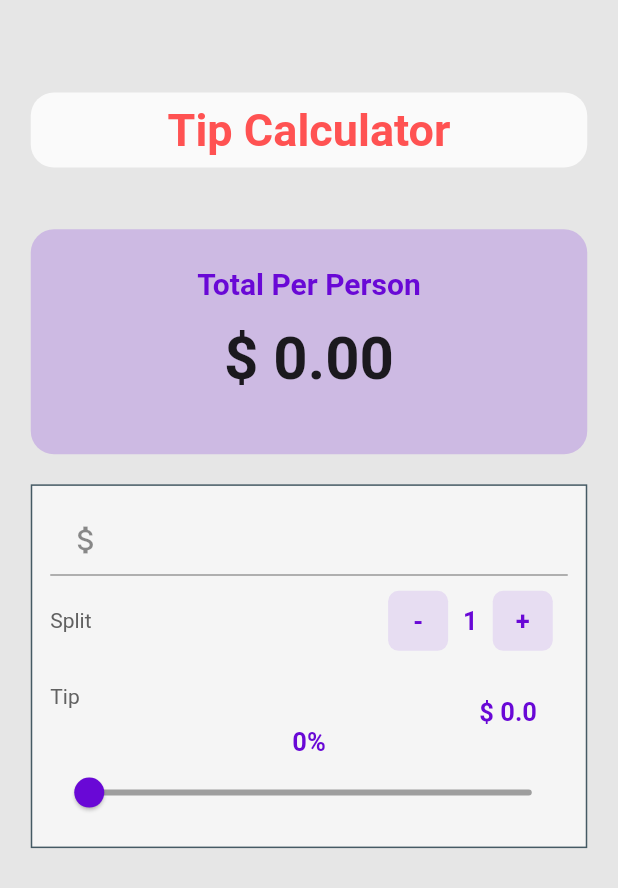
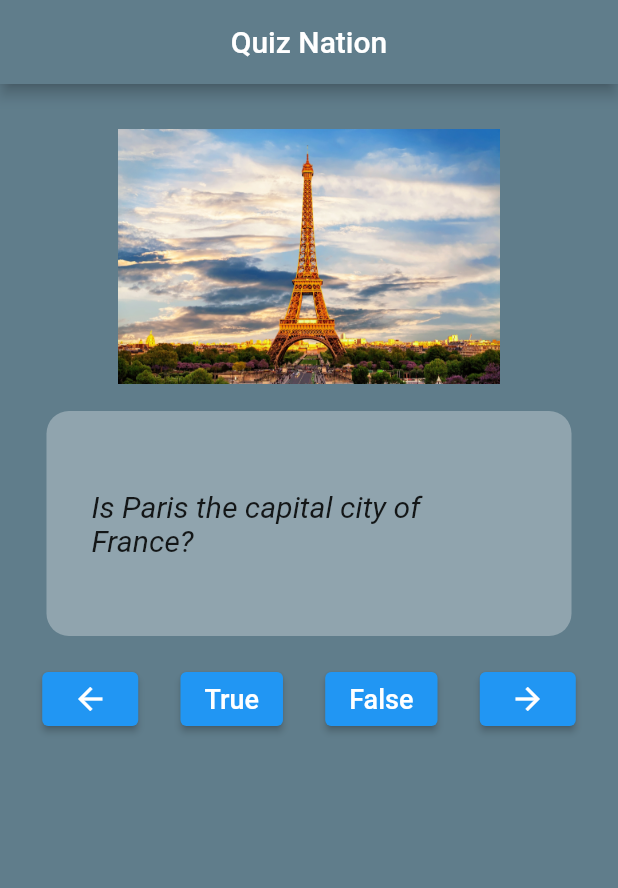
Before and after one commit to ChaurasiaP/BizCard-demo, a Flutter app: the screen it shows after launch, on a phone screen of 412 x 824 dp. Shown: the top 888 px of the screen. Run offline on Flutter 3.47's test engine with Material 2 defaults, Android fonts, the phone set to English and light mode, and no system bars.

Commit message:
added IMG folder, dependency in pubspec.yaml for Quiz App

```diff
--- a/lib/UI/home.dart
+++ b/lib/UI/home.dart
@@ -1,288 +1,146 @@
 import 'package:biz_card/Util/HexColor.dart';
 import 'package:flutter/material.dart';
+import '/model/Question.dart';
 
-class BillSplitter extends StatefulWidget {
-  const BillSplitter({super.key});
-
+class QuizApp extends StatefulWidget {
   @override
-  _BillSplitterState createState() => _BillSplitterState();
+  _QuizAppState createState() => _QuizAppState();
 }
 
-class _BillSplitterState extends State<BillSplitter> {
+class _QuizAppState extends State<QuizApp> {
+  int _currentQuestionIndex = 0;
 
-  int _tipPercentage = 0;
-  int _personCounter = 1;
-  double _billAmount = 0.0;
+  List questionBank = [
+    Question.name("Is Paris the capital city of France?", true),
+    Question.name(
+        "Did William Shakespeare write the play \"Romeo and Juliet\"?", true),
+    Question.name("Is Saturn known as the \"Red Planet\"?", false),
+    Question.name("Is the chemical symbol for water H2O?", true),
+    Question.name("Is the Blue Whale the largest mammal on Earth?", true),
+    Question.name("Did Picaso paint the Mona Lisa?", false),
+    Question.name("Is the currency of India the Rupee?", true),
+    Question.name(
+        "Did Albert Einstein develop the theory of relativity?", true),
+    Question.name(
+        "Is Mount Kiliminjaro the tallest mountain in the world?", false),
+    Question.name("Are there seven continents on Earth?", true),
+  ];
 
-  Color _purple = HexColor("#6908D6");
+  List imgList = [
+    Image.asset("img/1.jpg"),
+    Image.asset("img/2.jpg"),
+    Image.asset("img/3.jpg"),
+    Image.asset("img/4.jpg"),
+    Image.asset("img/5.jpg"),
+    Image.asset("img/6.jpg"),
+    Image.asset("img/7.png"),
+    Image.asset("img/8.jpg"),
+    Image.asset("img/9.jpg"),
+    Image.asset("img/10.jpg")
+  ];
 
   @override
   Widget build(BuildContext context) {
     return Scaffold(
+        appBar: AppBar(
+          title: Text("Quiz Nation"),
+          centerTitle: true,
+          backgroundColor: Colors.blueGrey,
+        ),
+        backgroundColor: Colors.blueGrey,
         body: Container(
-        alignment: Alignment.center,
-        color: Colors.black12.withOpacity(0.08),
-        child: ListView(
-          scrollDirection: Axis.vertical,
-          padding: EdgeInsets.all(20.5),
-          children: <Widget>[
-            Container(
-              width: 150,
-              height: 50,
-              margin: EdgeInsets.only(top: MediaQuery.of(context).size.height*0.05),
-              decoration: BoxDecoration(
-                borderRadius: BorderRadius.circular(15.5),
-                color: Colors.grey.shade50, //Colors.purpleAccent.shade100,
-              ),
-              alignment: Alignment.center,
-              child: Text("Tip Calculator", style: TextStyle(
-                  fontWeight: FontWeight.bold,
-                  fontSize: 30.0,
-                  color: Colors.redAccent),
-              ),),
-            // per person share display box
-            Container(
-              margin: EdgeInsets.only(top: MediaQuery.of(context).size.height*0.05),
-              width: 150,
-              height: 150,
-              decoration: BoxDecoration(
-                borderRadius: BorderRadius.circular(15.5),
-                color: _purple.withOpacity(0.2), //Colors.purpleAccent.shade100,
-              ),
-
-              child: Center(
-                child: Column(
-                    mainAxisAlignment: MainAxisAlignment.center,
-                    children: <Widget> [
-                      Text("Total Per Person", style: TextStyle(
-                          fontWeight: FontWeight.bold,
-                          fontSize: 20.0,
-                          color: _purple
-                      ),),
-                      Padding(
-                        padding: const EdgeInsets.all(15.0),
-                        child: Text("\$ ${calculateTotalTipPerPerson(_billAmount, _personCounter, _tipPercentage)}",style: TextStyle(
-                            fontWeight: FontWeight.bold,
-                            fontSize: 40.0
-                        ),),
-                      )
-                    ]
-
-                ),
-
-              ),
-
-            ),
-            // per person share display box ends
-
-            // enter bill amount widget, split, divide with share box
-            Container(
-              margin: EdgeInsets.only(top: 20.0),
-              padding: EdgeInsets.all(12.0),
-              decoration: BoxDecoration(
-                  color: Colors.white60,
-                  border: Border.all(
-                      color: Colors.blueGrey.shade700
-                  )
-
-              ),
             child: Column(
               children: <Widget>[
+                Center(
+                  child: Container(
+                      padding: EdgeInsets.only(top: 30.0),
+                      width: 300,
+                      height: 200,
+                      child: imgList[_currentQuestionIndex]),
+                ),
+                Container(
+                    decoration: BoxDecoration(
+                      color: Colors.white30,
+                      borderRadius: BorderRadius.circular(15.0),
+                    ),
+                    height: 150,
+                    width: 350,
+                    margin: EdgeInsets.all(18.0),
+                    padding: EdgeInsets.all(30.0),
+                    alignment: Alignment.center,
+                    child: Text(
+                      questionBank[_currentQuestionIndex].questionText,
+                      style: TextStyle(
+                        fontSize: 20,
+                        fontStyle: FontStyle.italic,
+                      ),
+                    )),
+                Row(
+                  mainAxisAlignment: MainAxisAlignment.spaceEvenly,
+                  children: <Widget>[
+                    ElevatedButton(
+                      onPressed: () => _prevQuestion(),
+                      child: Icon(Icons.arrow_back, color: Colors.white),
+                    ),
+                    ElevatedButton(
+                        onPressed: () => _checkAnswer(true),
+                        child: Text(
+                          "True",
+                          style: TextStyle(color: Colors.white, fontSize: 18),
+                        )),
+                    ElevatedButton(
+                        onPressed: () => _checkAnswer(false),
+                        child: Text(
+                          "False",
+                          style: TextStyle(color: Colors.white, fontSize: 18),
+                        )),
+                    ElevatedButton(
+                      onPressed: () => _nextQuestion(),
+                      child: Icon(Icons.arrow_forward, color: Colors.white),
+                    )
+                  ],
+                )
+              ],
+            )));
+  }
 
-                  // bill amount input/display block
-                  TextField(
-                    keyboardType: TextInputType.numberWithOptions(decimal: true),
-                    style: TextStyle(color: _purple,
-                        fontWeight: FontWeight.bold),
-                    decoration: InputDecoration(
-                        prefixText: "Bill Amount: ",
-                        prefixIcon: Icon(Icons.attach_money)
+  _checkAnswer(bool userChoice) {
+    if (userChoice == questionBank[_currentQuestionIndex].isCorrect) {
+      debugPrint("Correct Answer");
+      final snackBar = SnackBar(
+          content: Text("Correct Answer!", style: TextStyle(fontSize: 20)),
+          padding: EdgeInsets.all(30.0),
+          backgroundColor: Colors.green.shade400,
+          duration: Duration(milliseconds: 500));
+      ScaffoldMessenger.of(context).showSnackBar(snackBar);
+      setState(() {
+        _currentQuestionIndex =
+            (_currentQuestionIndex + 1) % questionBank.length;
+      });
+    } else {
+      final snackBar = SnackBar(
+          content: Text(
+            "Incorrect Answer!",
+            style: TextStyle(fontSize: 20),
           ),
+          padding: EdgeInsets.all(30.0),
+          backgroundColor: Colors.red.shade400,
+          duration: Duration(milliseconds: 500));
 
-                    onChanged: (String value){
-                      try{
-                        _billAmount = double.parse(value);
-                      }catch(exception){
-                        _billAmount = 0.0;
-                      }
-                    },
-
-                  ),
-
-                  // split, decrement, personCounter, increment widget
-                  Row(
-                    mainAxisAlignment: MainAxisAlignment.spaceBetween,
-                    children: <Widget>[
-                      // Split text display
-                      Text("Split", style: TextStyle(
-                          color: Colors.grey.shade700
-                      )
-
-                      ),
-
-                      Row(
-                        // - countDisplay + buttons
-                        children: <Widget>[
-                          // decrement button
-                          InkWell(
-                            onTap: (){
-                              setState(() {
-                                if(_personCounter >1){
-                                  _personCounter--;
+      ScaffoldMessenger.of(context).showSnackBar(snackBar);
+      debugPrint("Incorrect Answer");
     }
   }
-                              );
 
-                            },
+  _prevQuestion() {
+    setState(() {
+      _currentQuestionIndex = (_currentQuestionIndex - 1) % questionBank.length;
+    });
+  }
 
-                            child: Container(
-                              width: 40,
-                              height: 40,
-                              margin: EdgeInsets.all(10.0),
-                              decoration: BoxDecoration(
-                                  borderRadius: BorderRadius.circular(7.0),
-                                  color: _purple.withOpacity(0.1)
-                              ),
-
-                              child: Center(
-                                child: Text(
-                                  "-", style: TextStyle(
-                                    color: _purple,
-                                    fontWeight: FontWeight.bold,
-                                    fontSize: 17.0
-                                ),
-
-                                ),
-
-                              ),
-
-                            ),
-
-                          ),
-                          // decrement button ends
-
-                          // person count display
-                          Text("$_personCounter", style: TextStyle(
-                              color: _purple,
-                              fontWeight: FontWeight.bold,
-                              fontSize: 17.0
-                          ),
-                          ),
-                          // person count display ends
-
-                          // person count increment button
-                          InkWell(
-                            onTap: (){
+  _nextQuestion() {
     setState(() {
-                                _personCounter++;
-                              }
-                              );
-
-                            },
-
-                            child: Container(
-                              width: 40,
-                              height: 40,
-                              margin: EdgeInsets.all(10.0),
-                              decoration: BoxDecoration(
-                                  borderRadius: BorderRadius.circular(7.0),
-                                  color: _purple.withOpacity(0.1)
-                              ),
-
-                              child: Center(
-                                child: Text(
-                                  "+", style: TextStyle(
-                                    color: _purple,
-                                    fontWeight: FontWeight.bold,
-                                    fontSize: 17.0
-                                ),
-
-                                ),
-
-                              ),
-
-                            ),
-
-                          ),
-                          // person count increment button ends
-
-                        ],
-
-                      ),
-
-                    ],
-                    // - countDisplay + buttons end
-
-                  ),
-                  // split, decrement, personCounter, increment widget ends
-
-                  //TIP widget
-                  Row(
-                    mainAxisAlignment: MainAxisAlignment.spaceBetween,
-                    children: <Widget>[
-                      // tip text display
-                      Text("Tip",style: TextStyle(
-                          color: Colors.grey.shade700
-                      ),),
-                      Padding(
-                        padding: const EdgeInsets.only(top: 20.5, right: 20.5),
-                        child: Text("\$ ${calculateTotalTip(_billAmount, _personCounter, _tipPercentage)}",style: TextStyle(
-                            color: _purple,
-                            fontWeight: FontWeight.bold,
-                            fontSize: 17.0
-                        )),
-                      )
-                    ],
-                  ),
-
-                  // SLIDER WIDGET
-                  Column(
-                    children: <Widget>[
-                      Text("$_tipPercentage%", style: TextStyle(
-                          color: _purple,
-                          fontSize: 17.0,
-                          fontWeight: FontWeight.bold
-                      ),),
-                      Slider(
-                          min: 0, max:100, // enable slider to set the values between min and max (both inclusive)
-                          activeColor: _purple, inactiveColor: Colors.grey,
-                          divisions: 50, // kind of like step counter, 100 pointer slider will be divided into 50 divisions
-
-                          value: _tipPercentage.toDouble(),
-                          onChanged: (double newValue){
-                            setState(() {
-                              _tipPercentage = newValue.round();
+      _currentQuestionIndex = (_currentQuestionIndex + 1) % questionBank.length;
     });
-                          })
-                    ],
-                  )
-
-                ],
-
-              ),
-
-            ),
-
-          ],
-
-        ),
-
-      ),
-
-    );
-  }
-  calculateTotalTipPerPerson(double billAmount, int splitBy, int tipPercentage){
-    var totalPerPerson = ((calculateTotalTip(billAmount, splitBy, tipPercentage)) + billAmount)/splitBy;
-    return totalPerPerson.toStringAsFixed(2);
-  }
-  calculateTotalTip(double billAmount, int splitBy, int tipPercentage){
-    double totalTip = 0.0;
-
-    if(billAmount < 0 || billAmount.toString().isEmpty || billAmount == null){
-      // do nothing
-    }else{
-      totalTip = (billAmount * tipPercentage / 100);
-    }
-    return totalTip;
   }
 }
--- a/lib/main.dart
+++ b/lib/main.dart
@@ -2,5 +2,5 @@ import 'package:flutter/material.dart';
 import 'UI/home.dart';
 
 void main() => runApp(new MaterialApp(
-  home: BillSplitter(),
+  home: QuizApp(),
 ));
--- /dev/null
+++ b/lib/model/Question.dart
@@ -0,0 +1,6 @@
+class Question{
+  String? questionText;
+  bool? isCorrect;
+
+  Question.name(this.questionText, this.isCorrect);
+}
--- a/pubspec.yaml
+++ b/pubspec.yaml
@@ -59,8 +59,8 @@ flutter:
   uses-material-design: true
 
   # To add assets to your application, add an assets section, like this:
-  # assets:
-  #   - images/a_dot_burr.jpeg
+  assets:
+     - img/
   #   - images/a_dot_ham.jpeg
 
   # An image asset can refer to one or more resolution-specific "variants", see
```
Also changed, not shown: img/1.jpg (added), img/10.jpg (added), img/2.jpg (added), img/3.jpg (added), img/4.jpg (added), img/5.jpg (added), img/6.jpg (added), img/7.png (added), img/8.jpg (added), img/9.jpg (added), img/flag.png (added). Lines whose indentation alone changed are shown as unchanged.
